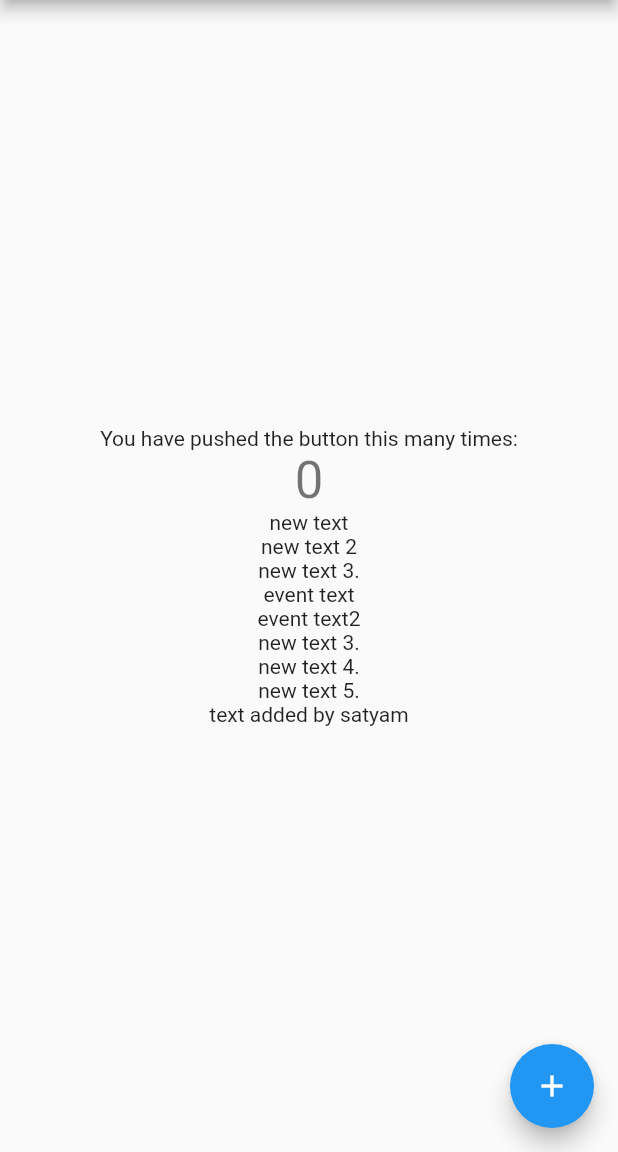
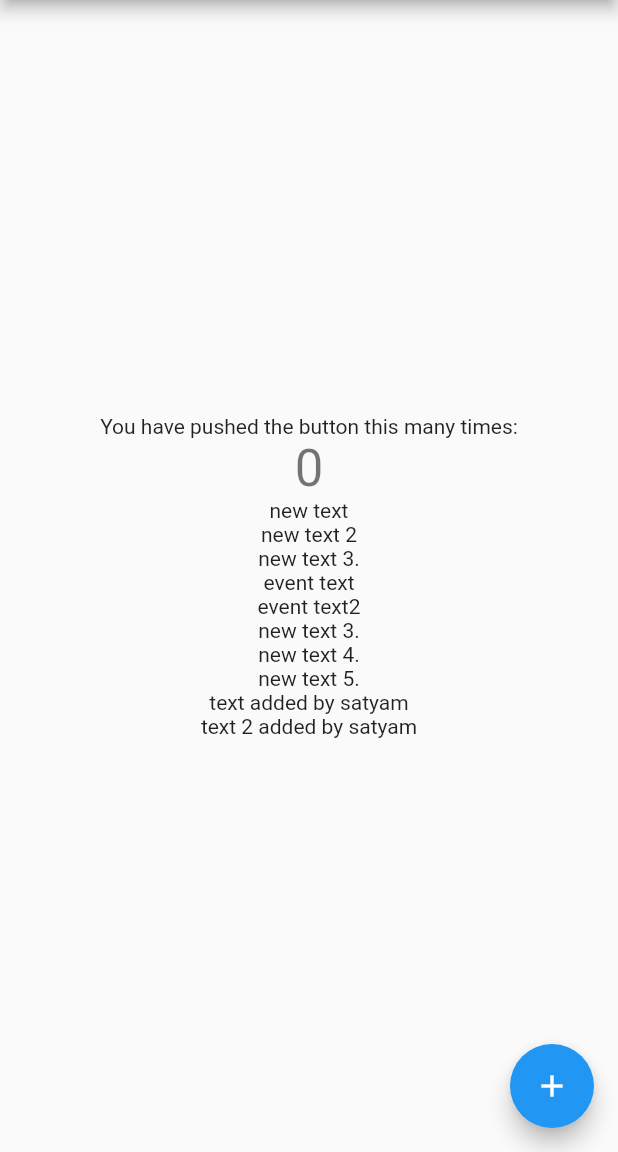
Before and after one commit to CvamKr/git_learning_github, a Flutter app: the screen it shows after launch, on a phone screen of 412 x 824 dp, the part 84-1236 px from its top. Run offline on Flutter 3.47's test engine with Material 2 defaults, Android fonts, the phone set to English and light mode, and no system bars.

Commit message:
added text 2 by satyam

```diff
--- a/lib/main.dart
+++ b/lib/main.dart
@@ -85,6 +85,8 @@ class _MyHomePageState extends State<MyHomePage> {
             Text('new text 5.'),
             Text('text added by satyam'),
 
+                        Text('text 2 added by satyam'),
+
 
           ],
         ),
```
